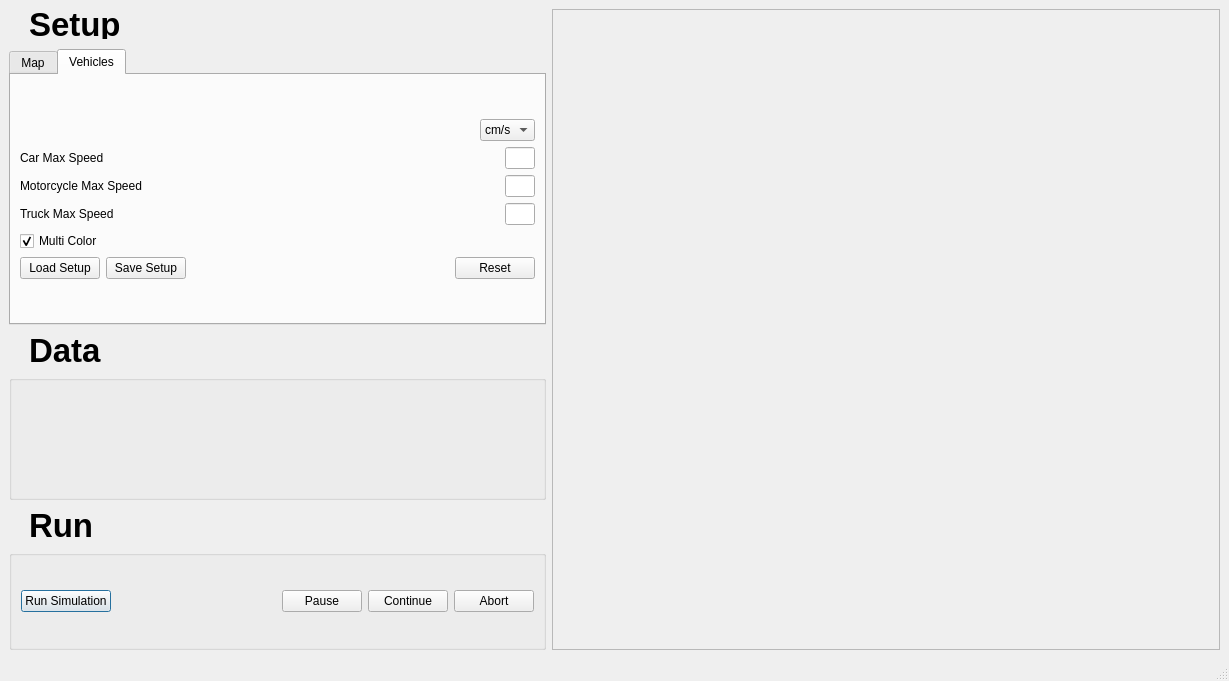
Above: src/UI/mainwindow.ui from samuelarbibe/ai-tms before the change. Below: the same form after it.
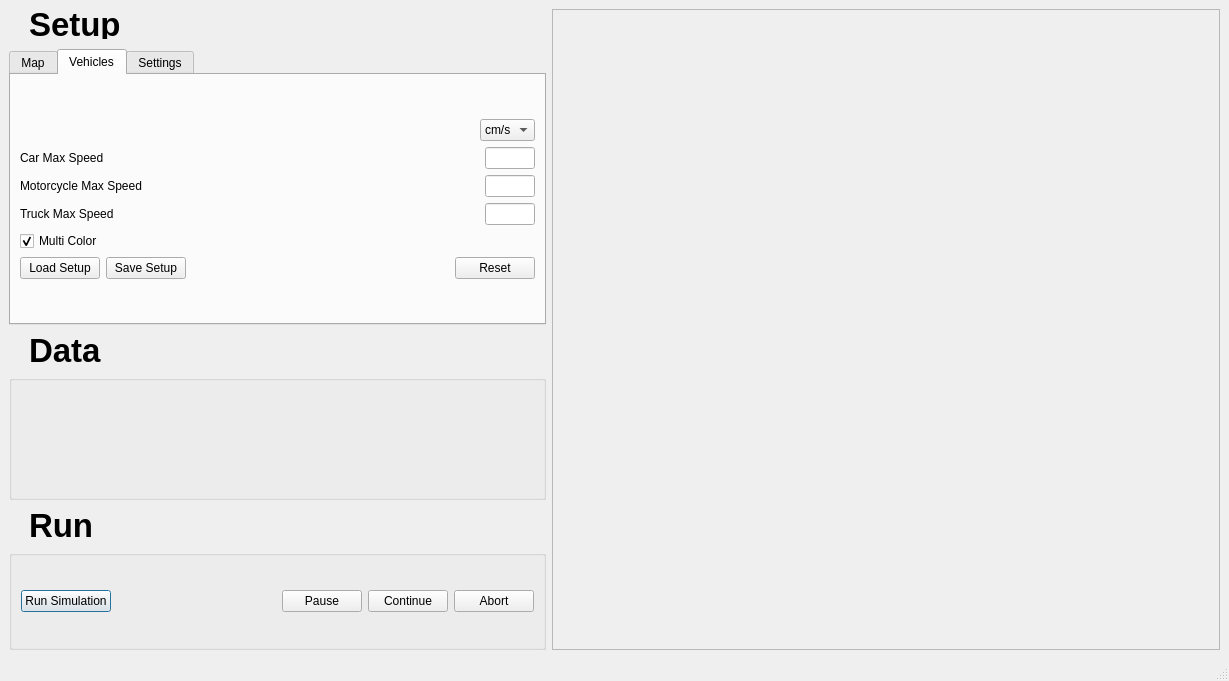
That is the form after the change. The open tabs and pages were chosen to show the change.

```diff
--- a/src/UI/mainwindow.ui
+++ b/src/UI/mainwindow.ui
@@ -663,7 +663,7 @@
                   </property>
                   <property name="maximumSize">
                    <size>
-                    <width>30</width>
+                    <width>50</width>
                     <height>16777215</height>
                    </size>
                   </property>
@@ -703,7 +703,7 @@
                   </property>
                   <property name="maximumSize">
                    <size>
-                    <width>30</width>
+                    <width>50</width>
                     <height>16777215</height>
                    </size>
                   </property>
@@ -743,7 +743,7 @@
                   </property>
                   <property name="maximumSize">
                    <size>
-                    <width>30</width>
+                    <width>50</width>
                     <height>16777215</height>
                    </size>
                   </property>
@@ -839,6 +839,11 @@
             </item>
            </layout>
           </widget>
+          <widget class="QWidget" name="Settings">
+           <attribute name="title">
+            <string>Settings</string>
+           </attribute>
+          </widget>
          </widget>
         </item>
         <item>
```
Left out of the diff: 2 changed lines with no effect on the pictures.
